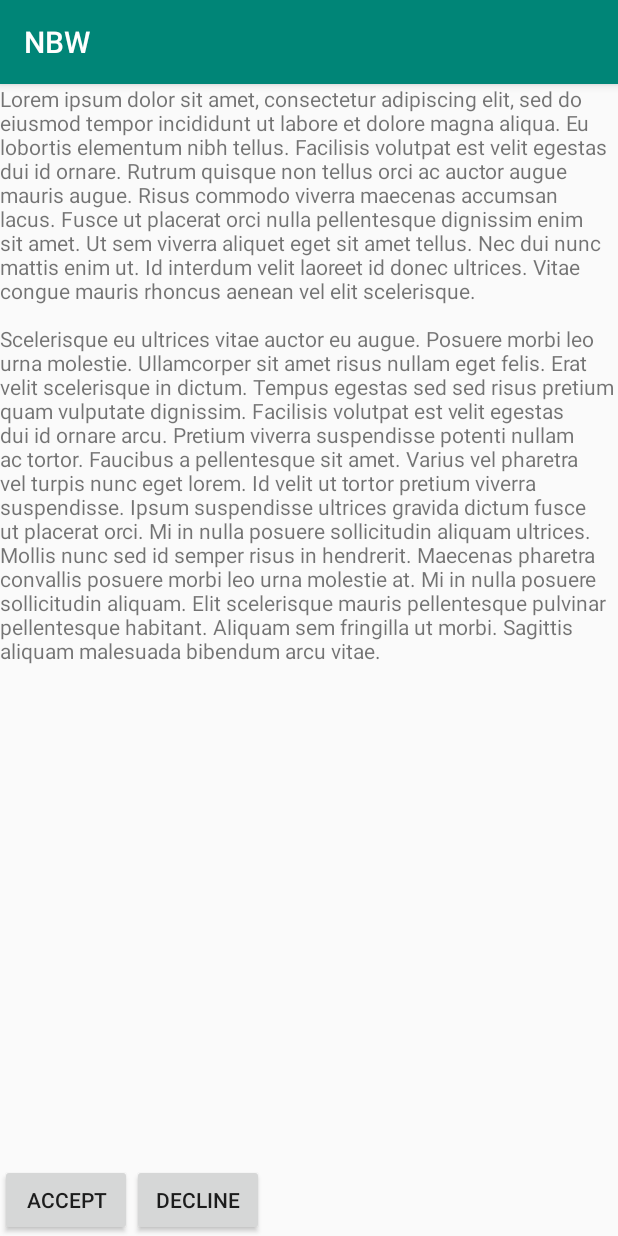
After one commit to NBW-AndroidApp/NBW-jetpack, an Android app: the fragment WaiverFragment shown on its own in the app's theme, on a phone screen of 412 x 824 dp. The commit adds this screen. Run offline under Robolectric (Android 15) with nearby library versions, the phone set to English and light mode, and no system bars.

Commit message:
Started Waiver Fragment

```diff
--- a/app/build.gradle
+++ b/app/build.gradle
@@ -23,6 +23,7 @@ dependencies {
     implementation 'com.android.support:appcompat-v7:28.0.0'
     implementation 'com.android.support.constraint:constraint-layout:1.1.3'
     implementation 'android.arch.lifecycle:extensions:1.1.1'
+    implementation 'com.android.support:support-v4:28.0.0'
     testImplementation 'junit:junit:4.12'
     androidTestImplementation 'com.android.support.test:runner:1.0.2'
     androidTestImplementation 'com.android.support.test.espresso:espresso-core:3.0.2'
--- a/app/src/main/java/org/nieghborhoodbikeworks/nbw/MainActivity.java
+++ b/app/src/main/java/org/nieghborhoodbikeworks/nbw/MainActivity.java
@@ -17,4 +17,6 @@ public class MainActivity extends AppCompatActivity {
                     .commitNow();
         }
     }
+
+
 }
--- /dev/null
+++ b/app/src/main/java/org/nieghborhoodbikeworks/nbw/ui/waiver/WaiverFragment.java
@@ -0,0 +1,66 @@
+package org.nieghborhoodbikeworks.nbw.ui.waiver;
+
+import android.app.Activity;
+import android.app.Dialog;
+import android.arch.lifecycle.ViewModelProviders;
+import android.content.DialogInterface;
+import android.content.pm.ActivityInfo;
+import android.os.Bundle;
+import android.support.annotation.NonNull;
+import android.support.annotation.Nullable;
+import android.support.v4.app.Fragment;
+import android.support.v7.app.AlertDialog;
+import android.view.LayoutInflater;
+import android.view.View;
+import android.view.ViewGroup;
+
+import org.nieghborhoodbikeworks.nbw.R;
+
+public class WaiverFragment extends Fragment {
+
+    private WaiverViewModel mViewModel;
+
+    private Activity mContext;
+
+    public static WaiverFragment newInstance() {
+        return new WaiverFragment();
+    }
+
+    @Override
+    public View onCreateView(@NonNull LayoutInflater inflater, @Nullable ViewGroup container,
+                             @Nullable Bundle savedInstanceState) {
+        return inflater.inflate(R.layout.waiver_fragment, container, false);
+    }
+
+    @Override
+    public void onActivityCreated(@Nullable Bundle savedInstanceState) {
+        super.onActivityCreated(savedInstanceState);
+        mViewModel = ViewModelProviders.of(this).get(WaiverViewModel.class);
+        // TODO: Use the ViewModel
+    }
+
+    public void show() {
+        String message = mContext.getString(R.string.agreement);
+        mContext.setRequestedOrientation(ActivityInfo.SCREEN_ORIENTATION_PORTRAIT);
+        AlertDialog.Builder builder = new AlertDialog.Builder(mContext)
+                .setMessage(message)
+                .setCancelable(false)
+                .setPositiveButton(R.string.accept, new Dialog.OnClickListener() {
+
+                    @Override
+                    public void onClick(DialogInterface dialog, int which) {
+                        dialog.dismiss();
+                    }
+                })
+                .setNegativeButton(R.string.decline, new Dialog.OnClickListener() {
+
+                    @Override
+                    public void onClick(DialogInterface dialog, int which) {
+                        mContext.finish();
+                    }
+                });
+        builder.create().show();
+    }
+
+
+}
--- /dev/null
+++ b/app/src/main/java/org/nieghborhoodbikeworks/nbw/ui/waiver/WaiverViewModel.java
@@ -0,0 +1,7 @@
+package org.nieghborhoodbikeworks.nbw.ui.waiver;
+
+import android.arch.lifecycle.ViewModel;
+
+public class WaiverViewModel extends ViewModel {
+    // TODO: Implement the ViewModel
+}
--- /dev/null
+++ b/app/src/main/res/layout/waiver_fragment.xml
@@ -0,0 +1,31 @@
+<?xml version="1.0" encoding="utf-8"?>
+<FrameLayout xmlns:android="http://schemas.android.com/apk/res/android"
+    xmlns:tools="http://schemas.android.com/tools"
+    android:layout_width="match_parent"
+    android:orientation="vertical"
+    android:layout_height="match_parent"
+    tools:context=".ui.waiver.WaiverFragment">
+
+    <TextView
+        android:layout_width="match_parent"
+        android:layout_height="match_parent"
+        android:text="@string/agreement" />
+
+    <LinearLayout
+        android:layout_width="match_parent"
+        android:layout_height="match_parent"
+        android:orientation="horizontal">
+        <Button
+            android:layout_width="wrap_content"
+            android:layout_height="wrap_content"
+            android:layout_gravity="bottom"
+            android:text="Accept" />
+
+        <Button
+            android:layout_width="wrap_content"
+            android:layout_height="wrap_content"
+            android:layout_gravity="bottom"
+            android:text="Decline" />
+
+    </LinearLayout>
+</FrameLayout>
--- a/app/src/main/res/values/strings.xml
+++ b/app/src/main/res/values/strings.xml
@@ -1,3 +1,30 @@
 <resources>
     <string name="app_name">NBW</string>
+
+    <string name="waiver_fragment">Hello waiver fragment</string>
+
+    <string name="accept">Accept</string>
+    <string name="decline">Decline</string>
+
+    <string name="agreement">Lorem ipsum dolor sit amet, consectetur adipiscing elit, sed do eiusmod
+        tempor incididunt ut labore et dolore magna aliqua. Eu lobortis elementum nibh tellus.
+        Facilisis volutpat est velit egestas dui id ornare. Rutrum quisque non tellus orci ac auctor
+        augue mauris augue. Risus commodo viverra maecenas accumsan lacus. Fusce ut placerat orci
+        nulla pellentesque dignissim enim sit amet. Ut sem viverra aliquet eget sit amet tellus. Nec
+        dui nunc mattis enim ut. Id interdum velit laoreet id donec ultrices. Vitae congue mauris
+        rhoncus aenean vel elit scelerisque.
+
+        \n\nScelerisque eu ultrices vitae auctor eu augue. Posuere morbi leo urna molestie.
+        Ullamcorper sit amet risus nullam eget felis. Erat velit scelerisque in dictum. Tempus
+        egestas sed sed risus pretium quam vulputate dignissim. Facilisis volutpat est velit egestas
+        dui id ornare arcu. Pretium viverra suspendisse potenti nullam ac tortor. Faucibus a
+        pellentesque sit amet. Varius vel pharetra vel turpis nunc eget lorem. Id velit ut tortor
+        pretium viverra suspendisse. Ipsum suspendisse ultrices gravida dictum fusce ut placerat
+        orci. Mi in nulla posuere sollicitudin aliquam ultrices. Mollis nunc sed id semper risus in
+        hendrerit. Maecenas pharetra convallis posuere morbi leo urna molestie at. Mi in nulla
+        posuere sollicitudin aliquam. Elit scelerisque mauris pellentesque pulvinar pellentesque
+        habitant. Aliquam sem fringilla ut morbi. Sagittis aliquam malesuada bibendum arcu vitae.
+
+    </string>
+
 </resources>
```
